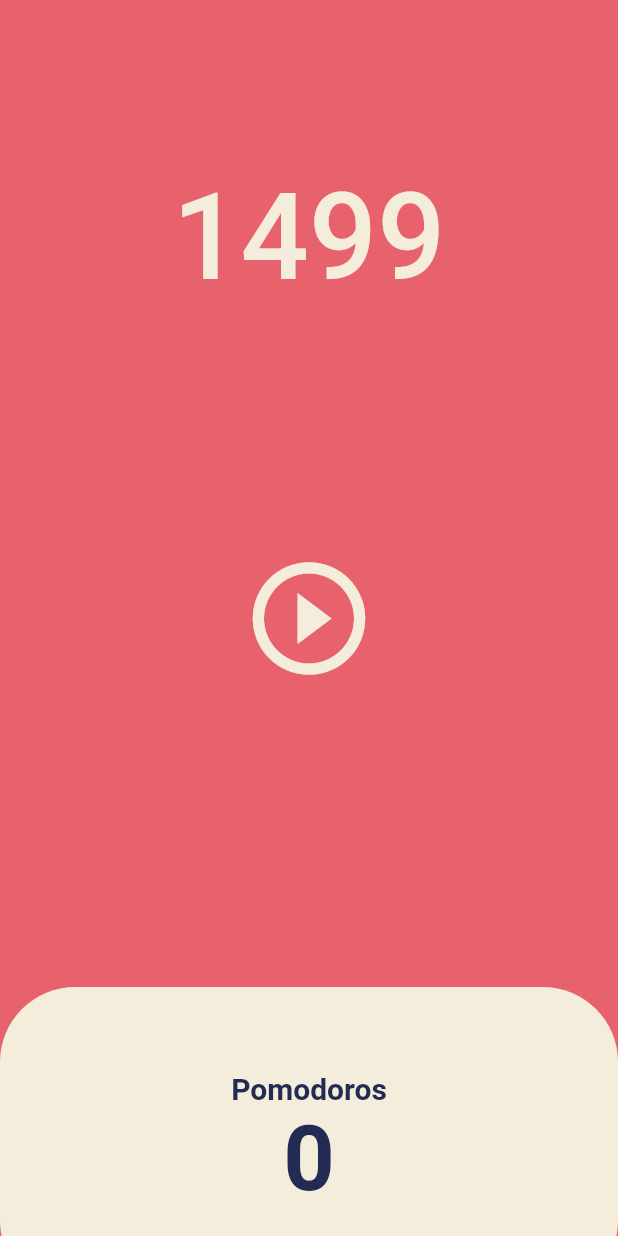
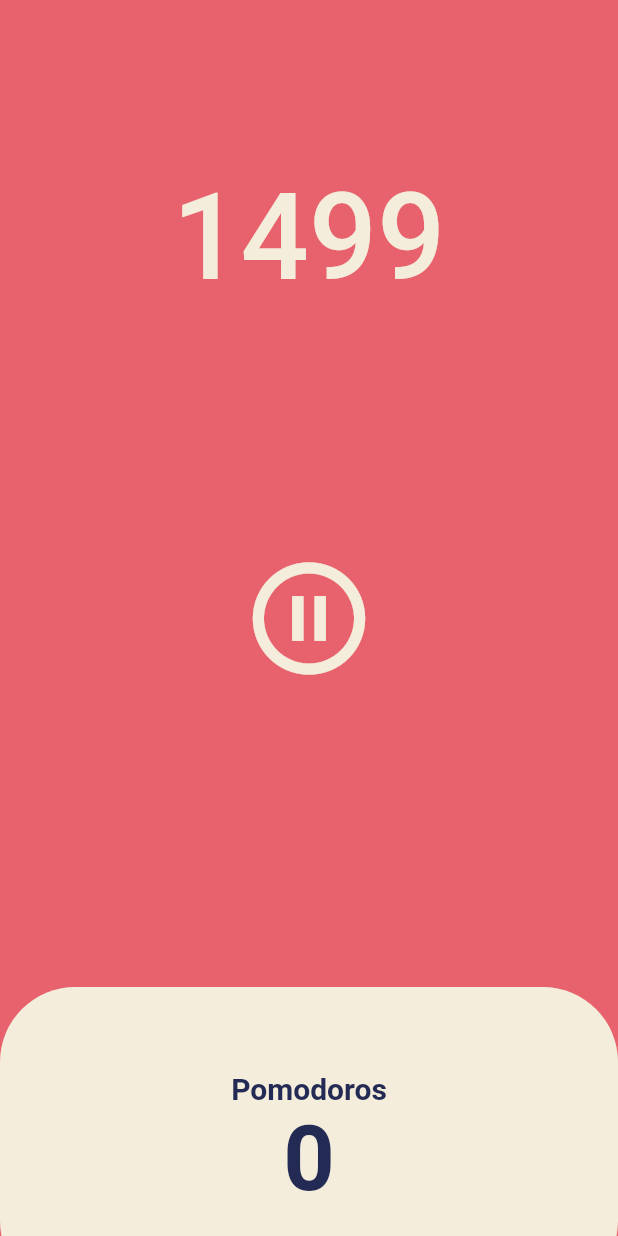
Before and after one commit to CHANIVER/pomodoro, a Flutter app: the screen it shows after launch, after a tap on the "play circle outline" icon, on a phone screen of 412 x 824 dp. Run offline on Flutter 3.47's test engine with Material 2 defaults, Android fonts, the phone set to English and light mode, and no system bars.

Commit message:
pause play

```diff
--- a/lib/screens/home_screen.dart
+++ b/lib/screens/home_screen.dart
@@ -11,6 +11,7 @@ class HomeScreen extends StatefulWidget {
 
 class _HomeScreenState extends State<HomeScreen> {
   int totalSeconds = 1500;
+  bool isRunning = false;
   late Timer timer;
 
   void onTick(Timer timer) {
@@ -24,6 +25,16 @@ class _HomeScreenState extends State<HomeScreen> {
       const Duration(seconds: 1),
       onTick,
     );
+    setState(() {
+      isRunning = true;
+    });
+  }
+
+  void onPuasePressed() {
+    timer.cancel();
+    setState(() {
+      isRunning = false;
+    });
   }
 
   @override
@@ -49,8 +60,10 @@ class _HomeScreenState extends State<HomeScreen> {
             flex: 2,
             child: Center(
               child: IconButton(
-                onPressed: onStartPressed,
-                icon: const Icon(Icons.play_circle_outline),
+                onPressed: isRunning ? onPuasePressed : onStartPressed,
+                icon: Icon(isRunning
+                    ? Icons.pause_circle_outline
+                    : Icons.play_circle_outline),
                 iconSize: 90,
                 color: Theme.of(context).cardColor,
               ),
```
